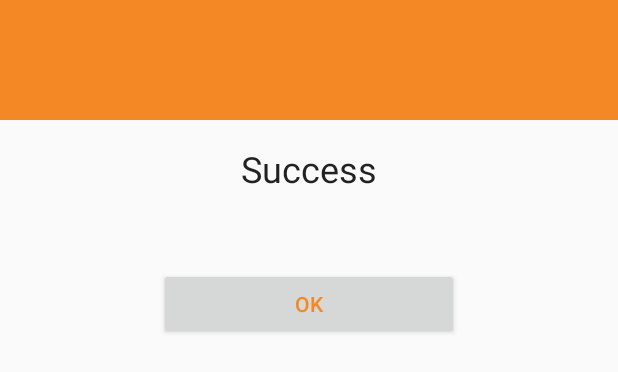
After one commit to zoranchen3/Basketball-Quiz-App, an Android app: the layout my_dialog.xml on its own in the app's theme, with its tools: preview values and no code run, on a phone screen of 412 x 824 dp. The commit adds this screen. Shown: the top 372 px of the screen. Run offline under Robolectric (Android 15) with nearby library versions, the light colour scheme and no system bars.

Commit message:
動態載入xml && dialog popup

```diff
--- /dev/null
+++ b/app/src/main/res/layout/my_dialog.xml
@@ -0,0 +1,53 @@
+<?xml version="1.0" encoding="utf-8"?>
+<LinearLayout xmlns:android="http://schemas.android.com/apk/res/android"
+    android:layout_width="match_parent"
+    android:layout_height="match_parent"
+    android:orientation="vertical">
+
+
+        <RelativeLayout
+            android:layout_width="match_parent"
+            android:layout_height="80dp"
+            android:background="@color/colorPrimary">
+
+            <ImageView
+                android:layout_width="50dp"
+                android:layout_height="50dp"
+                android:layout_centerInParent="true"
+                />
+
+        </RelativeLayout>
+
+        <LinearLayout
+            android:layout_width="match_parent"
+            android:layout_height="wrap_content"
+            android:orientation="vertical"
+            android:padding="16dp">
+
+            <TextView
+                android:layout_width="match_parent"
+                android:layout_height="wrap_content"
+                android:text="Success"
+                android:textAlignment="center"
+                android:textAppearance="@style/TextAppearance.AppCompat.Headline" />
+
+            <TextView
+                android:id="@+id/dialog_text_view"
+                android:layout_width="match_parent"
+                android:layout_height="wrap_content"
+                android:layout_marginTop="10dp"
+                android:textAlignment="center"
+                android:textAppearance="@style/TextAppearance.AppCompat.Medium" />
+
+            <Button
+                android:id="@+id/buttonOk"
+                android:layout_width="200dp"
+                android:layout_height="wrap_content"
+                android:layout_gravity="center"
+                android:layout_marginTop="15dp"
+                android:text="Ok"
+                android:textColor="@color/colorPrimary" />
+
+        </LinearLayout>
+
+</LinearLayout>
--- a/app/src/main/res/values/strings.xml
+++ b/app/src/main/res/values/strings.xml
@@ -2,7 +2,9 @@
     <string name="app_name">Basketball Quiz App</string>
     <string name="q1_text">1.Which one is Taiwan Bank\'s Logo?</string>
     <string name="q2_text">2.Which one is pure-youth\'s Logo?</string>
-    <string name="q3_text">2.Which one is yulon\'s Logo?</string>
+    <string name="q3_text">3.Which one is yulon\'s Logo?</string>
+    <string name="q4_text">4.What is this basketball player\'s name?</string>
+
     <string name="ans1option1">台灣銀行</string>
     <string name="ans1option2">裕隆納智傑</string>
     <string name="ans1option3">璞園建設</string>
```
Also changed, not shown: app/src/main/java/com/zoran/basketballquizapp/MainActivity.java (+57 -7 lines), app/src/main/res/layout/activity_main.xml (+43 -0 lines).
